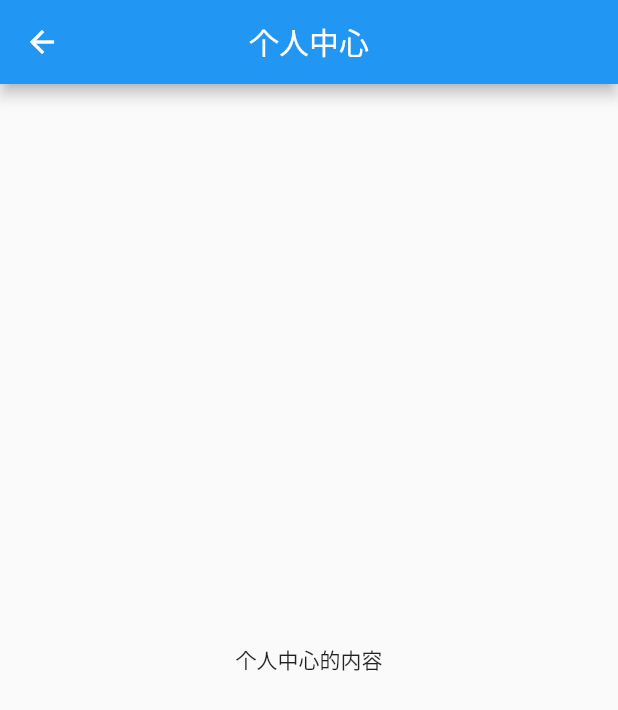
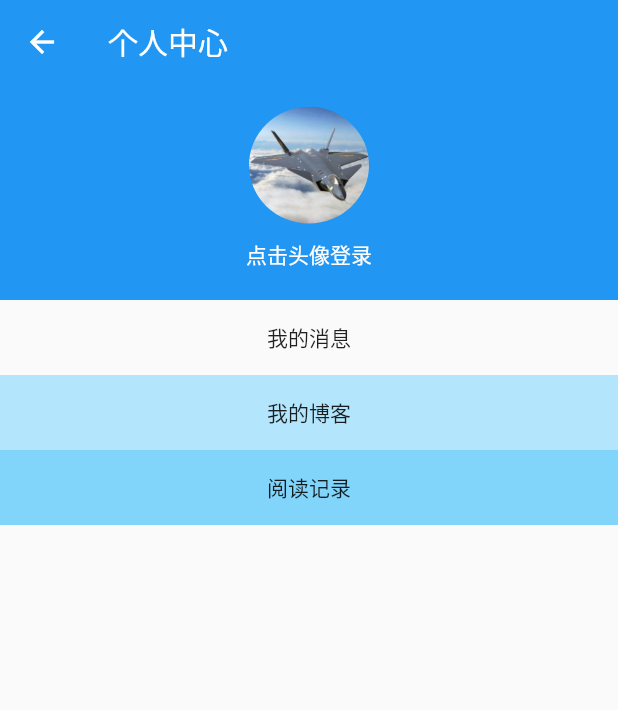
Before and after one commit to mcdull729/flutter_study_easy, a Flutter app: the PersonalPage screen opened directly, on a phone screen of 412 x 824 dp. Shown: the top 710 px of the screen. Run offline on Flutter 3.47's test engine with Material 2 defaults, Android fonts, the phone set to English and light mode, and no system bars; our stand-ins replace toast.

Commit message:
增加个人中心页面

```diff
--- /dev/null
+++ b/lib/page/personal_page.dart
@@ -0,0 +1,134 @@
+import 'package:flutter/material.dart';
+
+import 'login_page.dart';
+
+class PersonalPage extends StatefulWidget {
+  @override
+  _PersonalPageState createState() => _PersonalPageState();
+}
+
+class _PersonalPageState extends State<PersonalPage> {
+  var userInfo;
+  var listTitles = ["我的消息", "我的博客", "阅读记录"];
+
+  @override
+  Widget build(BuildContext context) {
+    return Scaffold(
+//      appBar: AppBar(
+//        title: Text('个人中心'),
+//        centerTitle: true,
+//      ),
+
+      ///CustomScrollView的子组件必须都是Sliver的，即，使用SliverList、SliverGrid等，
+      ///Sliver版的可滚动组件和非Sliver版的可滚动组件最大的区别是：
+      ///Sliver版的可滚动组件不包含滚动模型（自身不可再滚动），而非Sliver版的可滚动组件包含滚动模型
+      body: CustomScrollView(
+        slivers: <Widget>[
+          ///SliverAppBar可以集成到CustomScrollView中，结合FlexibleSpaceBar实现Material Design中的头部伸缩模型
+          SliverAppBar(
+            floating: false,
+            title: Text("个人中心"),
+            pinned: true,
+            //收缩时titlebar是否固定在头部
+            expandedHeight: 200.0,
+            backgroundColor: Theme.of(context).primaryColor,
+            flexibleSpace: InkWell(
+              //inkwell 可以实现触摸水波纹效果
+              onTap: () {
+                if (userInfo == null) {
+                  Navigator.of(context).push(MaterialPageRoute(builder: (context) {
+                    return LoginPage();
+                  }));
+                  debugPrint("去登录");
+                }
+              },
+              child: Column(
+                mainAxisAlignment: MainAxisAlignment.end,
+                children: <Widget>[
+                  userInfo == null
+                      ? ClipOval(
+                          child: Image.asset(
+                            "assets/imgs/avatar.png",
+                            width: 80,
+                          ),
+                        )
+                      : Container(
+                          width: 80,
+                          height: 80,
+                          decoration: BoxDecoration(
+                              shape: BoxShape.circle,
+                              color: Colors.transparent,
+                              image: DecorationImage(
+                                  image: NetworkImage(
+                                      "https://avatars2.githubusercontent.com/u/20411648?s=460&v=4"),
+                                  fit: BoxFit.cover),
+                              border: Border.all(color: Colors.white, width: 1.0)),
+                        ),
+                  Container(
+                    margin: EdgeInsets.only(top: 10, bottom: 20),
+                    child: Text(
+                      userInfo == null ? "点击头像登录" : userInfo.toString(),
+                      style: TextStyle(color: Colors.white),
+                    ),
+                  ),
+                ],
+              ),
+            ),
+          ),
+//demo，注释掉
+//          SliverPadding(
+//            padding: EdgeInsets.all(8.0),
+//            sliver: SliverGrid(
+//              delegate: SliverChildBuilderDelegate((BuildContext context, int index) {
+//                ///创建子widget
+//                return Container(
+//                  alignment: Alignment.center,
+//                  color: Colors.cyan[100 * (index % 9)],
+//                  child: Text("grid item $index"),
+//                );
+//              }, childCount: 50),
+//              gridDelegate: SliverGridDelegateWithFixedCrossAxisCount(
+//                crossAxisCount: 2, //grid 按照两列显示
+//                mainAxisSpacing: 10.0,
+//                crossAxisSpacing: 10.0,
+//                childAspectRatio: 4.0,
+//              ),
+//            ),
+//          ),
+          SliverFixedExtentList(
+            delegate: SliverChildBuilderDelegate(
+              (BuildContext context, int index) {
+                return Container(
+                  alignment: Alignment.center,
+                  color: Colors.lightBlue[100 * (index % 9)],
+                  child: Text(listTitles[index]),
+                );
+              },
+              childCount: listTitles.length,
+            ),
+            itemExtent: 50, //item条目的高度
+          ),
+        ],
+      ), //      body: Center(
+//        child: Column(
+//          mainAxisAlignment: MainAxisAlignment.center,
+//          children: <Widget>[
+//            Text("个人中心页面"),
+//            Container(
+//              margin: EdgeInsets.all(10),
+//              child: FlatButton(
+//                onPressed: () {
+//                  Navigator.of(context).push(MaterialPageRoute(builder: (context) {
+//                    return LoginPage();
+//                  }));
+//                },
+//                child: Text('去登录'),
+//                color: Colors.red,
+//              ),
+//            ),
+//          ],
+//        ),
+//      ),
+    );
+  }
+}
--- a/lib/personal_page.dart
+++ /dev/null
@@ -1,21 +0,0 @@
-import 'package:flutter/material.dart';
-
-class PersonalPage extends StatefulWidget {
-  @override
-  _PersonalPageState createState() => _PersonalPageState();
-}
-
-class _PersonalPageState extends State<PersonalPage> {
-  @override
-  Widget build(BuildContext context) {
-    return Scaffold(
-      appBar: AppBar(
-        title: Text('个人中心'),
-        centerTitle: true,
-      ),
-      body: Center(
-        child: Text('个人中心的内容'),
-      ),
-    );
-  }
-}
--- a/lib/my_drawer.dart
+++ b/lib/widget/my_drawer.dart
@@ -1,5 +1,6 @@
 import 'package:flutter/material.dart';
 
+///抽屉
 class MyDrawer extends StatefulWidget {
   @override
   _MyDrawerState createState() => _MyDrawerState();
--- a/lib/round_avatar_widget.dart
+++ b/lib/widget/round_avatar_widget.dart
@@ -1,5 +1,6 @@
 import 'package:flutter/material.dart';
 
+///失败…… 待研究
 class RectAvatarWidget extends StatelessWidget {
   final Image avatar;
 
--- a/pubspec.yaml
+++ b/pubspec.yaml
@@ -23,6 +23,7 @@ dependencies:
   # The following adds the Cupertino Icons font to your application.
   # Use with the CupertinoIcons class for iOS style icons.
   cupertino_icons: ^0.1.2
+  toast: ^0.1.5
 
 dev_dependencies:
   flutter_test:
```
Also changed, not shown: lib/common/ui_widget_utils.dart (added, +25 -0 lines), lib/main.dart (+6 -8 lines), lib/page/home_page.dart (renamed from lib/home_list.dart, +6 -2 lines), lib/page/login_page.dart (added, +109 -0 lines), lib/generated/i18n.dart (added), lib/page/message_page.dart (renamed from lib/message_page.dart), pubspec.lock, 3 other files.
